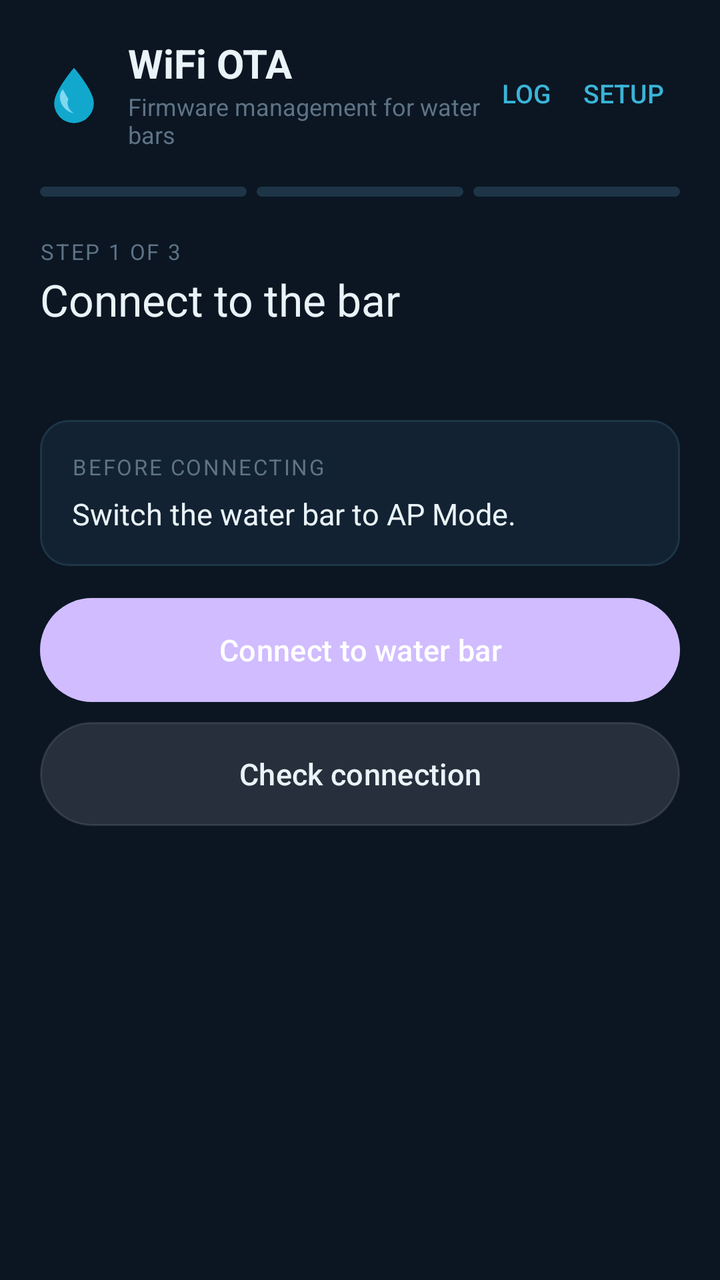
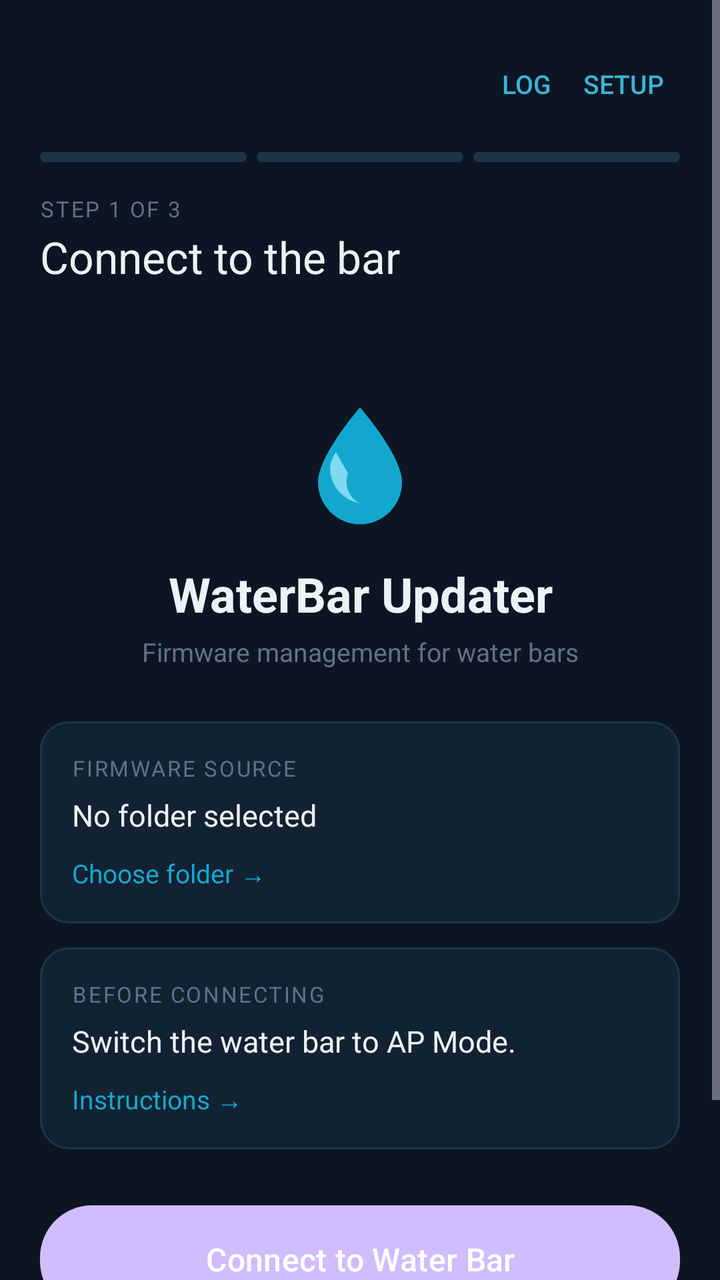

Before-and-after screenshots of an Android layout around one commit, followed by the original layout XML and the change that was made.
<!-- AndroidManifest.xml: application theme Theme.Material3.Dark.NoActionBar -->
<!-- res/layout/activity_main.xml -->
<?xml version="1.0" encoding="utf-8"?>
<ScrollView xmlns:android="http://schemas.android.com/apk/res/android"
    android:layout_width="match_parent"
    android:layout_height="match_parent"
    android:background="@color/app_background"
    android:fillViewport="true">

    <LinearLayout
        android:layout_width="match_parent"
        android:layout_height="wrap_content"
        android:orientation="vertical"
        android:paddingStart="20dp"
        android:paddingEnd="20dp"
        android:paddingTop="18dp"
        android:paddingBottom="28dp">

        <LinearLayout
            android:layout_width="match_parent"
            android:layout_height="wrap_content"
            android:gravity="center_vertical"
            android:orientation="horizontal">

            <ImageView
                android:layout_width="34dp"
                android:layout_height="34dp"
                android:contentDescription="@string/app_name"
                android:src="@drawable/ic_drop" />

            <LinearLayout
                android:layout_width="0dp"
                android:layout_height="wrap_content"
                android:layout_marginStart="10dp"
                android:layout_weight="1"
                android:orientation="vertical">

                <TextView
                    android:layout_width="wrap_content"
                    android:layout_height="wrap_content"
                    android:text="WiFi OTA"
                    android:textColor="@color/text_primary"
                    android:textSize="20sp"
                    android:textStyle="bold" />

                <TextView
                    android:layout_width="wrap_content"
                    android:layout_height="wrap_content"
                    android:text="Firmware management for water bars"
                    android:textColor="@color/text_muted"
                    android:textSize="12sp" />
            </LinearLayout>

            <Button
                android:id="@+id/logButton"
                style="?android:attr/borderlessButtonStyle"
                android:layout_width="wrap_content"
                android:layout_height="wrap_content"
                android:minWidth="0dp"
                android:paddingStart="8dp"
                android:paddingEnd="8dp"
                android:text="Log"
                android:textColor="@color/helper_blue"
                android:textSize="13sp" />

            <Button
                android:id="@+id/settingsButton"
                style="?android:attr/borderlessButtonStyle"
                android:layout_width="wrap_content"
                android:layout_height="wrap_content"
                android:minWidth="0dp"
                android:paddingStart="8dp"
                android:paddingEnd="8dp"
                android:text="Setup"
                android:textColor="@color/helper_blue"
                android:textSize="13sp" />
        </LinearLayout>

        <LinearLayout
            android:layout_width="match_parent"
            android:layout_height="wrap_content"
            android:layout_marginTop="18dp"
            android:orientation="horizontal">

            <View
                android:id="@+id/bar1"
                android:layout_width="0dp"
                android:layout_height="5dp"
                android:layout_marginEnd="5dp"
                android:layout_weight="1"
                android:background="@drawable/bg_step" />

            <View
                android:id="@+id/bar2"
                android:layout_width="0dp"
                android:layout_height="5dp"
                android:layout_marginEnd="5dp"
                android:layout_weight="1"
                android:background="@drawable/bg_step" />

            <View
                android:id="@+id/bar3"
                android:layout_width="0dp"
                android:layout_height="5dp"
                android:layout_weight="1"
                android:background="@drawable/bg_step" />
        </LinearLayout>

        <TextView
            android:id="@+id/stepCounter"
            android:layout_width="wrap_content"
            android:layout_height="wrap_content"
            android:layout_marginTop="20dp"
            android:letterSpacing="0.08"
            android:text="STEP 1 OF 3"
            android:textColor="@color/text_muted"
            android:textSize="11sp" />

        <TextView
            android:id="@+id/stepTitle"
            android:layout_width="wrap_content"
            android:layout_height="wrap_content"
            android:layout_marginTop="2dp"
            android:text="Connect to the bar"
            android:textColor="@color/text_primary"
            android:textSize="22sp" />

        <TextView
            android:id="@+id/stepHint"
            android:layout_width="match_parent"
            android:layout_height="wrap_content"
            android:layout_marginTop="6dp"
            android:text=""
            android:textColor="@color/text_secondary"
            android:textSize="13sp" />

        <LinearLayout
            android:id="@+id/step1"
            android:layout_width="match_parent"
            android:layout_height="wrap_content"
            android:layout_marginTop="22dp"
            android:orientation="vertical">

            <LinearLayout
                android:layout_width="match_parent"
                android:layout_height="wrap_content"
                android:background="@drawable/bg_card"
                android:orientation="vertical"
                android:padding="16dp">

                <TextView
                    android:layout_width="wrap_content"
                    android:layout_height="wrap_content"
                    android:letterSpacing="0.08"
                    android:text="BEFORE CONNECTING"
                    android:textColor="@color/text_muted"
                    android:textSize="11sp" />

                <TextView
                    android:layout_width="wrap_content"
                    android:layout_height="wrap_content"
                    android:layout_marginTop="6dp"
                    android:text="Switch the water bar to AP Mode."
                    android:textColor="@color/text_primary"
                    android:textSize="15sp" />
            </LinearLayout>

            <Button
                android:id="@+id/searchButton"
                android:layout_width="match_parent"
                android:layout_height="52dp"
                android:layout_marginTop="16dp"
                android:background="@drawable/bg_button_primary"
                android:text="Connect to water bar"
                android:textColor="#FFFFFF"
                android:textSize="15sp" />

            <Button
                android:id="@+id/pingButton"
                android:layout_width="match_parent"
                android:layout_height="52dp"
                android:layout_marginTop="10dp"
                android:background="@drawable/bg_button_ghost"
                android:enabled="false"
                android:text="Check connection"
                android:textColor="@color/text_primary"
                android:textSize="15sp" />
        </LinearLayout>

        <LinearLayout
            android:id="@+id/step2"
            android:layout_width="match_parent"
            android:layout_height="wrap_content"
            android:layout_marginTop="22dp"
            android:orientation="vertical"
            android:visibility="gone">

            <Button
                android:id="@+id/folderButton"
                android:layout_width="match_parent"
                android:layout_height="48dp"
                android:background="@drawable/bg_button_ghost"
                android:text="Firmware folder"
                android:textColor="@color/text_primary"
                android:textSize="14sp" />

            <Button
                android:id="@+id/hmiButton"
                android:layout_width="match_parent"
                android:layout_height="56dp"
                android:layout_marginTop="14dp"
                android:background="@drawable/bg_button_primary"
                android:enabled="false"
                android:text="HMI"
                android:textAlignment="viewStart"
                android:textColor="#FFFFFF"
                android:textSize="14sp" />

            <Button
                android:id="@+id/addonButton"
                android:layout_width="match_parent"
                android:layout_height="56dp"
                android:layout_marginTop="10dp"
                android:background="@drawable/bg_button_primary"
                android:enabled="false"
                android:text="ADDON"
                android:textAlignment="viewStart"
                android:textColor="#FFFFFF"
                android:textSize="14sp" />

            <Button
                android:id="@+id/rcButton"
                android:layout_width="match_parent"
                android:layout_height="56dp"
                android:layout_marginTop="10dp"
                android:background="@drawable/bg_button_primary"
                android:enabled="false"
                android:text="RC"
                android:textAlignment="viewStart"
                android:textColor="#FFFFFF"
                android:textSize="14sp" />
        </LinearLayout>

        <LinearLayout
            android:id="@+id/step3"
            android:layout_width="match_parent"
            android:layout_height="wrap_content"
            android:layout_marginTop="22dp"
            android:orientation="vertical"
            android:visibility="gone">

            <LinearLayout
                android:layout_width="match_parent"
                android:layout_height="wrap_content"
                android:background="@drawable/bg_card"
                android:orientation="vertical"
                android:padding="16dp">

                <TextView
                    android:id="@+id/summary"
                    android:layout_width="match_parent"
                    android:layout_height="wrap_content"
                    android:fontFamily="monospace"
                    android:text=""
                    android:textColor="@color/text_primary"
                    android:textSize="13sp" />

                <ProgressBar
                    android:id="@+id/uploadBar"
                    style="?android:attr/progressBarStyleHorizontal"
                    android:layout_width="match_parent"
                    android:layout_height="8dp"
                    android:layout_marginTop="16dp"
                    android:max="100"
                    android:progress="0"
                    android:progressTint="@color/accent"
                    android:visibility="invisible" />

                <TextView
                    android:id="@+id/progressText"
                    android:layout_width="match_parent"
                    android:layout_height="wrap_content"
                    android:layout_marginTop="8dp"
                    android:text=""
                    android:textColor="@color/text_secondary"
                    android:textSize="12sp" />
            </LinearLayout>

            <LinearLayout
                android:layout_width="match_parent"
                android:layout_height="wrap_content"
                android:layout_marginTop="14dp"
                android:background="@drawable/bg_card"
                android:orientation="vertical"
                android:padding="14dp">

                <TextView
                    android:layout_width="match_parent"
                    android:layout_height="wrap_content"
                    android:text="Keep the app open and the bar powered during the update."
                    android:textColor="@color/warn"
                    android:textSize="12sp" />
            </LinearLayout>

            <Button
                android:id="@+id/flashButton"
                android:layout_width="match_parent"
                android:layout_height="52dp"
                android:layout_marginTop="16dp"
                android:background="@drawable/bg_button_primary"
                android:text="Flash"
                android:textColor="#FFFFFF"
                android:textSize="15sp" />
        </LinearLayout>

        <Button
            android:id="@+id/backButton"
            style="?android:attr/borderlessButtonStyle"
            android:layout_width="wrap_content"
            android:layout_height="wrap_content"
            android:layout_marginTop="10dp"
            android:text="Back"
            android:textColor="@color/helper_blue"
            android:visibility="gone" />
    </LinearLayout>
</ScrollView>
<!-- resources referenced by this layout -->
<resources>
  <color name="accent">#12A8CE</color>
  <color name="app_background">#0B1622</color>
  <color name="helper_blue">#3BB4D8</color>
  <color name="text_muted">#5E7386</color>
  <color name="text_primary">#E9F3F8</color>
  <color name="text_secondary">#8FA8B8</color>
  <color name="warn">#E39A2B</color>
  <!-- drawable bg_button_ghost (drawable) -->
  <?xml version="1.0" encoding="utf-8"?>
  <selector xmlns:android="http://schemas.android.com/apk/res/android">
      <item android:state_enabled="false">
          <shape android:shape="rectangle">
              <solid android:color="#0F1E2B" />
              <stroke android:width="1dp" android:color="#16303F" />
              <corners android:radius="26dp" />
          </shape>
      </item>
      <item>
          <shape android:shape="rectangle">
              <solid android:color="#12202E" />
              <stroke android:width="1dp" android:color="@color/accent" />
              <corners android:radius="26dp" />
          </shape>
      </item>
  </selector>
  <!-- drawable bg_button_primary (drawable) -->
  <?xml version="1.0" encoding="utf-8"?>
  <selector xmlns:android="http://schemas.android.com/apk/res/android">
      <item android:state_enabled="false">
          <shape android:shape="rectangle">
              <solid android:color="#16303F" />
              <corners android:radius="26dp" />
          </shape>
      </item>
      <item>
          <shape android:shape="rectangle">
              <solid android:color="@color/accent" />
              <corners android:radius="26dp" />
          </shape>
      </item>
  </selector>
  <!-- drawable bg_card (drawable) -->
  <?xml version="1.0" encoding="utf-8"?>
  <shape xmlns:android="http://schemas.android.com/apk/res/android"
      android:shape="rectangle">
      <solid android:color="@color/card_background" />
      <stroke android:width="1dp" android:color="@color/card_stroke" />
      <corners android:radius="14dp" />
  </shape>
  <!-- drawable bg_step (drawable) -->
  <?xml version="1.0" encoding="utf-8"?>
  <shape xmlns:android="http://schemas.android.com/apk/res/android"
      android:shape="rectangle">
      <solid android:color="@color/step_idle" />
      <corners android:radius="3dp" />
  </shape>
  <!-- drawable ic_drop (drawable) -->
  <?xml version="1.0" encoding="utf-8"?>
  <vector xmlns:android="http://schemas.android.com/apk/res/android"
      android:width="44dp"
      android:height="44dp"
      android:viewportWidth="48"
      android:viewportHeight="48">
      <path
          android:fillColor="#12A8CE"
          android:pathData="M24,6 C24,6 38,22 38,31 a14,14 0 0 1 -28,0 C10,22 24,6 24,6 Z" />
      <path
          android:fillColor="#7FD9F0"
          android:pathData="M20,28 a8,8 0 0 0 4,10 a12,12 0 0 1 -10,-12 a10,10 0 0 1 2,-5 Z" />
  </vector>
  <string name="app_name">WiFi OTA</string>
  <color name="card_background">#122232</color>
  <color name="card_stroke">#1E3547</color>
  <color name="step_idle">#1E3547</color>
</resources>

<!-- the commit's change to res/layout/activity_main.xml (unified diff, before → after) -->
@@ -20,34 +20,13 @@
             android:gravity="center_vertical"
             android:orientation="horizontal">
 
-            <ImageView
-                android:layout_width="34dp"
-                android:layout_height="34dp"
-                android:contentDescription="@string/app_name"
-                android:src="@drawable/ic_drop" />
-
-            <LinearLayout
+            <TextView
                 android:layout_width="0dp"
                 android:layout_height="wrap_content"
-                android:layout_marginStart="10dp"
                 android:layout_weight="1"
-                android:orientation="vertical">
-
-                <TextView
-                    android:layout_width="wrap_content"
-                    android:layout_height="wrap_content"
-                    android:text="WiFi OTA"
-                    android:textColor="@color/text_primary"
-                    android:textSize="20sp"
-                    android:textStyle="bold" />
-
-                <TextView
-                    android:layout_width="wrap_content"
-                    android:layout_height="wrap_content"
-                    android:text="Firmware management for water bars"
-                    android:textColor="@color/text_muted"
-                    android:textSize="12sp" />
-            </LinearLayout>
+                android:text=""
+                android:textColor="@color/text_primary"
+                android:textSize="16sp" />
 
             <Button
                 android:id="@+id/logButton"
@@ -77,7 +56,7 @@
         <LinearLayout
             android:layout_width="match_parent"
             android:layout_height="wrap_content"
-            android:layout_marginTop="18dp"
+            android:layout_marginTop="10dp"
             android:orientation="horizontal">
 
             <View
@@ -108,7 +87,7 @@
             android:id="@+id/stepCounter"
             android:layout_width="wrap_content"
             android:layout_height="wrap_content"
-            android:layout_marginTop="20dp"
+            android:layout_marginTop="16dp"
             android:letterSpacing="0.08"
             android:text="STEP 1 OF 3"
             android:textColor="@color/text_muted"
@@ -136,12 +115,75 @@
             android:id="@+id/step1"
             android:layout_width="match_parent"
             android:layout_height="wrap_content"
-            android:layout_marginTop="22dp"
+            android:layout_marginTop="10dp"
             android:orientation="vertical">
 
+            <ImageView
+                android:layout_width="72dp"
+                android:layout_height="72dp"
+                android:layout_gravity="center_horizontal"
+                android:layout_marginTop="18dp"
+                android:contentDescription="@string/app_name"
+                android:src="@drawable/ic_drop" />
+
+            <TextView
+                android:layout_width="match_parent"
+                android:layout_height="wrap_content"
+                android:layout_marginTop="14dp"
+                android:gravity="center"
+                android:text="WaterBar Updater"
+                android:textColor="@color/text_primary"
+                android:textSize="24sp"
+                android:textStyle="bold" />
+
+            <TextView
+                android:layout_width="match_parent"
+                android:layout_height="wrap_content"
+                android:layout_marginTop="4dp"
+                android:gravity="center"
+                android:text="Firmware management for water bars"
+                android:textColor="@color/text_muted"
+                android:textSize="13sp" />
+
             <LinearLayout
                 android:layout_width="match_parent"
                 android:layout_height="wrap_content"
+                android:layout_marginTop="26dp"
+                android:background="@drawable/bg_card"
+                android:orientation="vertical"
+                android:padding="16dp">
+
+                <TextView
+                    android:layout_width="wrap_content"
+                    android:layout_height="wrap_content"
+                    android:letterSpacing="0.08"
+                    android:text="FIRMWARE SOURCE"
+                    android:textColor="@color/text_muted"
+                    android:textSize="11sp" />
+
+                <TextView
+                    android:id="@+id/folderStatus"
+                    android:layout_width="match_parent"
+                    android:layout_height="wrap_content"
+                    android:layout_marginTop="6dp"
+                    android:text="No folder selected"
+                    android:textColor="@color/text_primary"
+                    android:textSize="15sp" />
+
+                <TextView
+                    android:id="@+id/folderLink"
+                    android:layout_width="wrap_content"
+                    android:layout_height="wrap_content"
+                    android:layout_marginTop="10dp"
+                    android:text="Choose folder →"
+                    android:textColor="@color/accent"
+                    android:textSize="13sp" />
+            </LinearLayout>
+
+            <LinearLayout
+                android:layout_width="match_parent"
+                android:layout_height="wrap_content"
+                android:layout_marginTop="12dp"
                 android:background="@drawable/bg_card"
                 android:orientation="vertical"
                 android:padding="16dp">
@@ -155,28 +197,37 @@
                     android:textSize="11sp" />
 
                 <TextView
-                    android:layout_width="wrap_content"
+                    android:layout_width="match_parent"
                     android:layout_height="wrap_content"
                     android:layout_marginTop="6dp"
                     android:text="Switch the water bar to AP Mode."
                     android:textColor="@color/text_primary"
                     android:textSize="15sp" />
+
+                <TextView
+                    android:id="@+id/instructionsLink"
+                    android:layout_width="wrap_content"
+                    android:layout_height="wrap_content"
+                    android:layout_marginTop="10dp"
+                    android:text="Instructions →"
+                    android:textColor="@color/accent"
+                    android:textSize="13sp" />
             </LinearLayout>
 
             <Button
                 android:id="@+id/searchButton"
                 android:layout_width="match_parent"
-                android:layout_height="52dp"
-                android:layout_marginTop="16dp"
-                android:background="@drawable/bg_button_primary"
-                android:text="Connect to water bar"
-                android:textColor="#FFFFFF"
-                android:textSize="15sp" />
+                android:layout_height="54dp"
+                android:layout_marginTop="28dp"
+                android:background="@drawable/bg_button_primary"
+                android:text="Connect to Water Bar"
+                android:textColor="#FFFFFF"
+                android:textSize="16sp" />
 
             <Button
                 android:id="@+id/pingButton"
                 android:layout_width="match_parent"
-                android:layout_height="52dp"
+                android:layout_height="50dp"
                 android:layout_marginTop="10dp"
                 android:background="@drawable/bg_button_ghost"
                 android:enabled="false"
